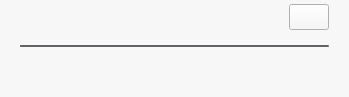
Qt form src/MEGASync/transfers/gui/ui/TransfersAccountInfoWidget.ui (meganz/MEGAsync) before a commit.
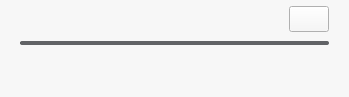
The same form after that commit. Custom widgets are drawn as their Qt base class.

Commit message: SNC-5644: Fix progress bar style & margins for elements.

```diff
--- a/src/MEGASync/transfers/gui/ui/TransfersAccountInfoWidget.ui
+++ b/src/MEGASync/transfers/gui/ui/TransfersAccountInfoWidget.ui
@@ -27,31 +27,40 @@
 
 #pbStorage
 {
-   height: 2px;
-   min-height: 2px;
-   max-height: 2px;
-	border-radius: 1px;
-	background-color: #ff616366; /*colorToken.border-strong*/
+height: 4px;
+min-height: 4px;
+max-height: 4px;
+border:0px;
+border-radius: 2px;
+background-color: #ff616366; /*colorToken.border-strong*/
 }
 
 #pbStorage::chunk[state=&quot;default&quot;]
 {
-	background-color: #ff09bf5b; /*colorToken.indicator-green*/
+background-color: #ff09bf5b; /*colorToken.indicator-green*/
+border-radius: 2px;
+border:0px;
 }
 
 #pbStorage::chunk[state=&quot;almost&quot;]
 {
-	background-color: #fffb6514; /*colorToken.indicator-orange*/
+background-color: #fffb6514; /*colorToken.indicator-orange*/
+border-radius: 2px;
+border:0px;
 }
 
 #pbStorage::chunk[state=&quot;almostfull&quot;]
 {
-	background-color: #fffb6514; /*colorToken.indicator-orange*/
+background-color: #fffb6514; /*colorToken.indicator-orange*/
+border-radius: 2px;
+border:0px;
 }
 
 #pbStorage::chunk[state=&quot;full&quot;]
 {
-	background-color: #fff63d6b; /*colorToken.indicator-pink*/
+background-color: #fff63d6b; /*colorToken.indicator-pink*/
+border-radius: 2px;
+border:0px;
 }
 </string>
   </property>
@@ -77,7 +86,7 @@
    <item>
     <layout class="QVBoxLayout" name="vlContainer">
      <property name="spacing">
-      <number>13</number>
+      <number>8</number>
      </property>
      <property name="leftMargin">
       <number>20</number>
@@ -240,13 +249,13 @@
           <property name="minimumSize">
            <size>
             <width>0</width>
-            <height>2</height>
+            <height>4</height>
            </size>
           </property>
           <property name="maximumSize">
            <size>
             <width>16777215</width>
-            <height>2</height>
+            <height>4</height>
            </size>
           </property>
           <property name="value">
```
